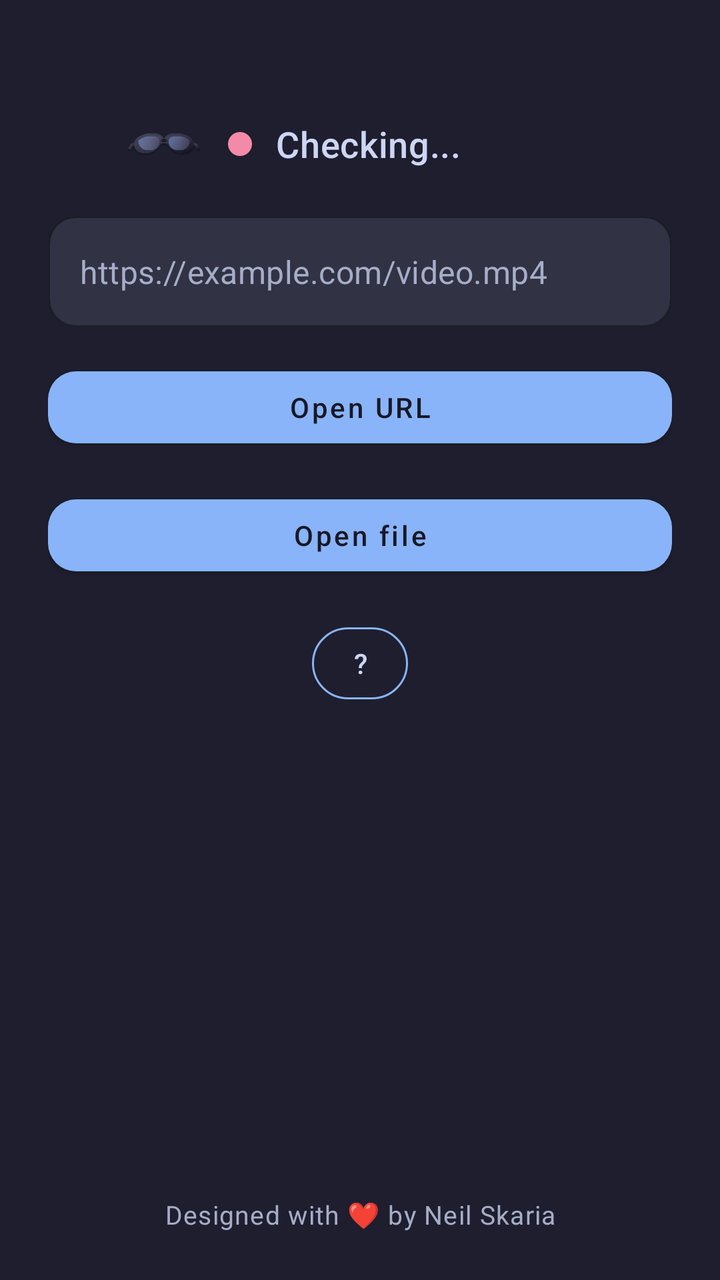
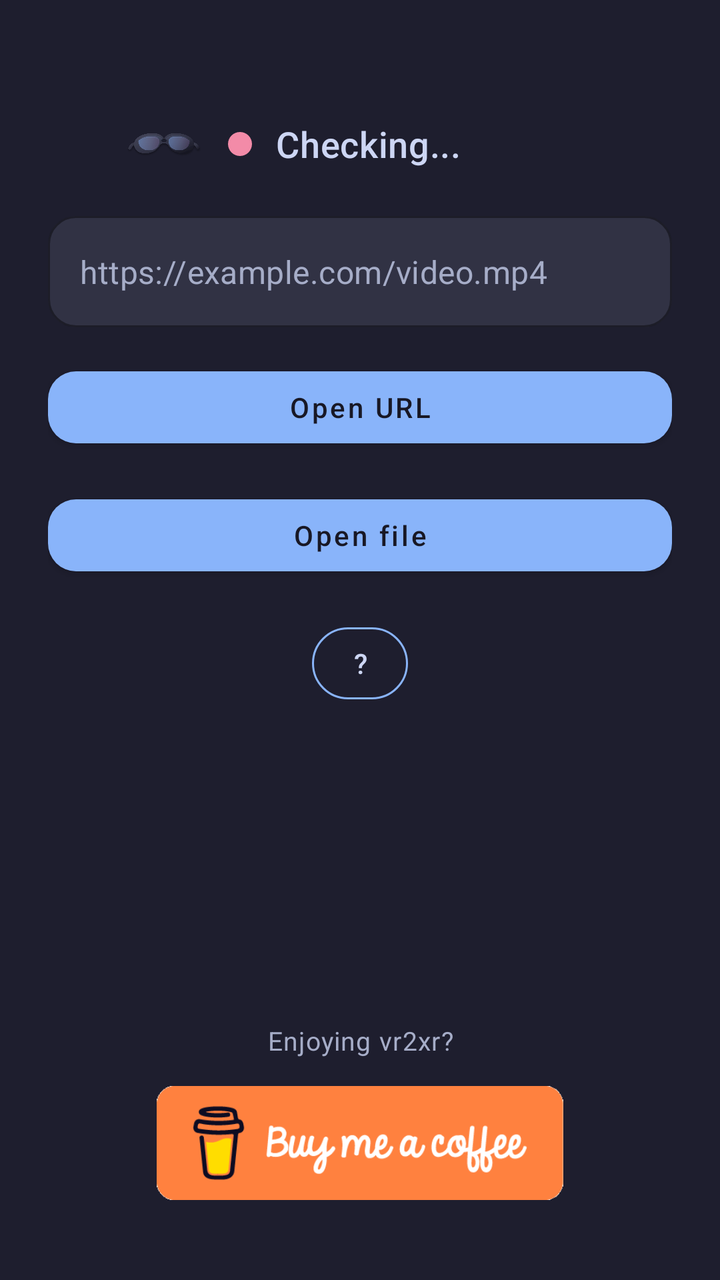

An Android layout rendered at two revisions. The XML below is the earlier revision; the diff shows what the commit changed to produce the second picture.
<!-- AndroidManifest.xml: application theme Theme.Vr2xr -->
<!-- res/layout/activity_main.xml -->
<?xml version="1.0" encoding="utf-8"?>
<LinearLayout xmlns:android="http://schemas.android.com/apk/res/android"
    xmlns:app="http://schemas.android.com/apk/res-auto"
    android:layout_width="match_parent"
    android:layout_height="match_parent"
    android:background="@color/launcher_background"
    android:orientation="vertical"
    android:paddingStart="@dimen/launcher_screen_padding"
    android:paddingTop="@dimen/launcher_screen_padding"
    android:paddingEnd="@dimen/launcher_screen_padding"
    android:paddingBottom="@dimen/launcher_screen_padding">

    <LinearLayout
        android:layout_width="match_parent"
        android:layout_height="0dp"
        android:layout_weight="1"
        android:orientation="vertical">

        <LinearLayout
            android:id="@+id/xrealStatusRow"
            android:layout_width="wrap_content"
            android:layout_height="wrap_content"
            android:layout_gravity="center_horizontal"
            android:layout_marginTop="@dimen/launcher_status_top_margin"
            android:gravity="center_vertical"
            android:orientation="horizontal">

            <ImageView
                android:id="@+id/xrealStatusIcon"
                android:layout_width="@dimen/launcher_status_icon_size"
                android:layout_height="@dimen/launcher_status_icon_size"
                android:contentDescription="@string/xreal_status_icon_content_description"
                android:src="@drawable/ic_glasses_status" />

            <View
                android:id="@+id/xrealStatusDot"
                android:layout_width="@dimen/launcher_status_dot_size"
                android:layout_height="@dimen/launcher_status_dot_size"
                android:layout_marginStart="12dp"
                android:background="@drawable/bg_status_indicator_dot" />

            <TextView
                android:id="@+id/xrealStatusText"
                style="@style/TextAppearance.Vr2xr.Launcher.Status"
                android:layout_width="@dimen/launcher_status_label_width"
                android:layout_height="wrap_content"
                android:layout_marginStart="12dp"
                android:ellipsize="end"
                android:gravity="start|center_vertical"
                android:maxLines="1"
                android:text="@string/xreal_status_checking" />
        </LinearLayout>

        <TextView
            android:id="@+id/statusText"
            style="@style/TextAppearance.Vr2xr.Launcher.RuntimeStatus"
            android:layout_width="match_parent"
            android:layout_height="wrap_content"
            android:layout_marginTop="@dimen/launcher_runtime_status_top_margin"
            android:gravity="center_horizontal"
            android:text=""
            android:visibility="gone" />

        <com.google.android.material.textfield.TextInputLayout
            android:id="@+id/urlInputLayout"
            style="@style/Widget.Vr2xr.Launcher.Input"
            android:layout_width="match_parent"
            android:layout_height="wrap_content"
            android:layout_marginTop="@dimen/launcher_section_spacing"
            app:hintEnabled="false"
            app:boxBackgroundMode="outline">

            <com.google.android.material.textfield.TextInputEditText
                android:id="@+id/urlInput"
                android:layout_width="match_parent"
                android:layout_height="wrap_content"
                android:fontFamily="sans-serif"
                android:hint="@string/hint_url"
                android:inputType="textUri"
                android:maxLines="1"
                android:textColor="@color/launcher_text_primary"
                android:textColorHint="@color/launcher_text_secondary" />
        </com.google.android.material.textfield.TextInputLayout>

        <com.google.android.material.button.MaterialButton
            android:id="@+id/openUrlButton"
            style="@style/Widget.Vr2xr.Launcher.PrimaryButton"
            android:layout_width="match_parent"
            android:layout_height="wrap_content"
            android:layout_marginTop="@dimen/launcher_section_spacing"
            android:text="@string/open_url" />

        <com.google.android.material.button.MaterialButton
            android:id="@+id/openFileButton"
            style="@style/Widget.Vr2xr.Launcher.PrimaryButton"
            android:layout_width="match_parent"
            android:layout_height="wrap_content"
            android:layout_marginTop="@dimen/launcher_section_spacing"
            android:text="@string/open_file" />

        <com.google.android.material.button.MaterialButton
            android:id="@+id/requirementsHelpButton"
            style="@style/Widget.Vr2xr.Launcher.HelpButton"
            android:layout_width="@dimen/launcher_help_button_size"
            android:layout_height="@dimen/launcher_help_button_size"
            android:layout_gravity="center_horizontal"
            android:layout_marginTop="@dimen/launcher_section_spacing"
            android:contentDescription="@string/requirements_help_content_description"
            android:text="@string/requirements_help" />
    </LinearLayout>

    <TextView
        android:id="@+id/footerText"
        style="@style/TextAppearance.Vr2xr.Launcher.Footer"
        android:layout_width="match_parent"
        android:layout_height="wrap_content"
        android:layout_marginTop="@dimen/launcher_footer_top_margin"
        android:gravity="center_horizontal"
        android:text="@string/footer_designed_with" />
</LinearLayout>
<!-- resources referenced by this layout -->
<resources>
  <color name="launcher_background">@color/catppuccin_mocha_base</color>
  <color name="launcher_text_primary">@color/catppuccin_mocha_text</color>
  <color name="launcher_text_secondary">@color/catppuccin_mocha_subtext0</color>
  <dimen name="launcher_footer_top_margin">20dp</dimen>
  <dimen name="launcher_help_button_size">48dp</dimen>
  <dimen name="launcher_runtime_status_top_margin">14dp</dimen>
  <dimen name="launcher_screen_padding">24dp</dimen>
  <dimen name="launcher_section_spacing">16dp</dimen>
  <dimen name="launcher_status_dot_size">12dp</dimen>
  <dimen name="launcher_status_icon_size">40dp</dimen>
  <dimen name="launcher_status_label_width">160dp</dimen>
  <dimen name="launcher_status_top_margin">28dp</dimen>
  <string name="footer_designed_with">Designed with ❤️ by Neil Skaria</string>
  <string name="hint_url">https://example.com/video.mp4</string>
  <string name="open_file">Open file</string>
  <string name="open_url">Open URL</string>
  <string name="requirements_help">?</string>
  <string name="requirements_help_content_description">Show requirements</string>
  <string name="xreal_status_checking">Checking...</string>
  <string name="xreal_status_icon_content_description">XREAL glasses status</string>
  <style name="TextAppearance.Vr2xr.Launcher.RuntimeStatus" parent="TextAppearance.MaterialComponents.Body2">
          <item name="android:fontFamily">sans-serif</item>
          <item name="android:textColor">@color/launcher_text_secondary</item>
          <item name="android:textSize">@dimen/launcher_body_text_size</item>
      </style>
  <style name="Theme.Vr2xr" parent="Theme.MaterialComponents.DayNight.NoActionBar">
          <item name="android:windowFullscreen">false</item>
      </style>
  <color name="catppuccin_mocha_base">#1E1E2E</color>
  <color name="catppuccin_mocha_text">#CDD6F4</color>
  <color name="catppuccin_mocha_subtext0">#A6ADC8</color>
  <color name="xreal_status_not_connected">@color/catppuccin_mocha_red</color>
  <dimen name="launcher_footer_text_size">13sp</dimen>
  <dimen name="launcher_body_text_size">15sp</dimen>
  <dimen name="launcher_status_text_size">18sp</dimen>
  <color name="catppuccin_mocha_blue">#89B4FA</color>
  <color name="launcher_card_background">@color/catppuccin_mocha_surface0</color>
  <dimen name="launcher_input_corner_radius">14dp</dimen>
  <color name="launcher_outline">@color/catppuccin_mocha_overlay0</color>
  <color name="catppuccin_mocha_mantle">#181825</color>
  <dimen name="launcher_button_corner_radius">14dp</dimen>
  <color name="catppuccin_mocha_red">#F38BA8</color>
  <color name="catppuccin_mocha_surface0">#313244</color>
  <color name="catppuccin_mocha_overlay0">#6C7086</color>
  <!-- unchanged entries left out for length: 7 -->
</resources>

<!-- the commit's change to res/layout/activity_main.xml (unified diff, before → after) -->
@@ -110,11 +110,24 @@
     </LinearLayout>
 
     <TextView
-        android:id="@+id/footerText"
         style="@style/TextAppearance.Vr2xr.Launcher.Footer"
         android:layout_width="match_parent"
         android:layout_height="wrap_content"
-        android:layout_marginTop="@dimen/launcher_footer_top_margin"
+        android:layout_marginTop="@dimen/launcher_buy_me_coffee_text_top_margin"
         android:gravity="center_horizontal"
-        android:text="@string/footer_designed_with" />
+        android:text="@string/buy_me_coffee_support_text" />
+
+    <androidx.appcompat.widget.AppCompatImageButton
+        android:id="@+id/buyMeCoffeeButton"
+        android:layout_width="@dimen/launcher_buy_me_coffee_width"
+        android:layout_height="@dimen/launcher_buy_me_coffee_height"
+        android:layout_gravity="center_horizontal"
+        android:layout_marginBottom="@dimen/launcher_buy_me_coffee_bottom_margin"
+        android:layout_marginTop="@dimen/launcher_buy_me_coffee_button_top_margin"
+        android:adjustViewBounds="true"
+        android:background="@drawable/bg_buy_me_coffee_touch_feedback"
+        android:contentDescription="@string/footer_buy_me_a_coffee"
+        android:padding="0dp"
+        android:scaleType="fitCenter"
+        app:srcCompat="@drawable/buy_me_coffee_orange" />
 </LinearLayout>
<!-- resource entries referenced after the edit -->
@@ -3,7 +3,11 @@
   <color name="launcher_background">@color/catppuccin_mocha_base</color>
   <color name="launcher_text_primary">@color/catppuccin_mocha_text</color>
   <color name="launcher_text_secondary">@color/catppuccin_mocha_subtext0</color>
-  <dimen name="launcher_footer_top_margin">20dp</dimen>
+  <dimen name="launcher_buy_me_coffee_bottom_margin">16dp</dimen>
+  <dimen name="launcher_buy_me_coffee_button_top_margin">14dp</dimen>
+  <dimen name="launcher_buy_me_coffee_height">57dp</dimen>
+  <dimen name="launcher_buy_me_coffee_text_top_margin">20dp</dimen>
+  <dimen name="launcher_buy_me_coffee_width">204dp</dimen>
   <dimen name="launcher_help_button_size">48dp</dimen>
   <dimen name="launcher_runtime_status_top_margin">14dp</dimen>
   <dimen name="launcher_screen_padding">24dp</dimen>
@@ -12,7 +16,26 @@
   <dimen name="launcher_status_icon_size">40dp</dimen>
   <dimen name="launcher_status_label_width">160dp</dimen>
   <dimen name="launcher_status_top_margin">28dp</dimen>
-  <string name="footer_designed_with">Designed with ❤️ by Neil Skaria</string>
+  <!-- drawable bg_buy_me_coffee_touch_feedback (drawable) -->
+  <?xml version="1.0" encoding="utf-8"?>
+  <ripple xmlns:android="http://schemas.android.com/apk/res/android"
+      android:color="@color/catppuccin_mocha_blue">
+      <item android:id="@android:id/mask">
+          <shape android:shape="rectangle">
+              <corners android:radius="@dimen/launcher_buy_me_coffee_corner_radius" />
+              <solid android:color="@android:color/white" />
+          </shape>
+      </item>
+      <item>
+          <shape android:shape="rectangle">
+              <corners android:radius="@dimen/launcher_buy_me_coffee_corner_radius" />
+              <solid android:color="@android:color/transparent" />
+          </shape>
+      </item>
+  </ripple>
+  <!-- drawable buy_me_coffee_orange: png bitmap (drawable-nodpi, 4885 bytes) -->
+  <string name="buy_me_coffee_support_text">Enjoying vr2xr?</string>
+  <string name="footer_buy_me_a_coffee">Buy Me a Coffee</string>
   <string name="hint_url">https://example.com/video.mp4</string>
   <string name="open_file">Open file</string>
   <string name="open_url">Open URL</string>
@@ -36,6 +59,7 @@
   <dimen name="launcher_body_text_size">15sp</dimen>
   <dimen name="launcher_status_text_size">18sp</dimen>
   <color name="catppuccin_mocha_blue">#89B4FA</color>
+  <dimen name="launcher_buy_me_coffee_corner_radius">12dp</dimen>
   <color name="launcher_card_background">@color/catppuccin_mocha_surface0</color>
   <dimen name="launcher_input_corner_radius">14dp</dimen>
   <color name="launcher_outline">@color/catppuccin_mocha_overlay0</color>
